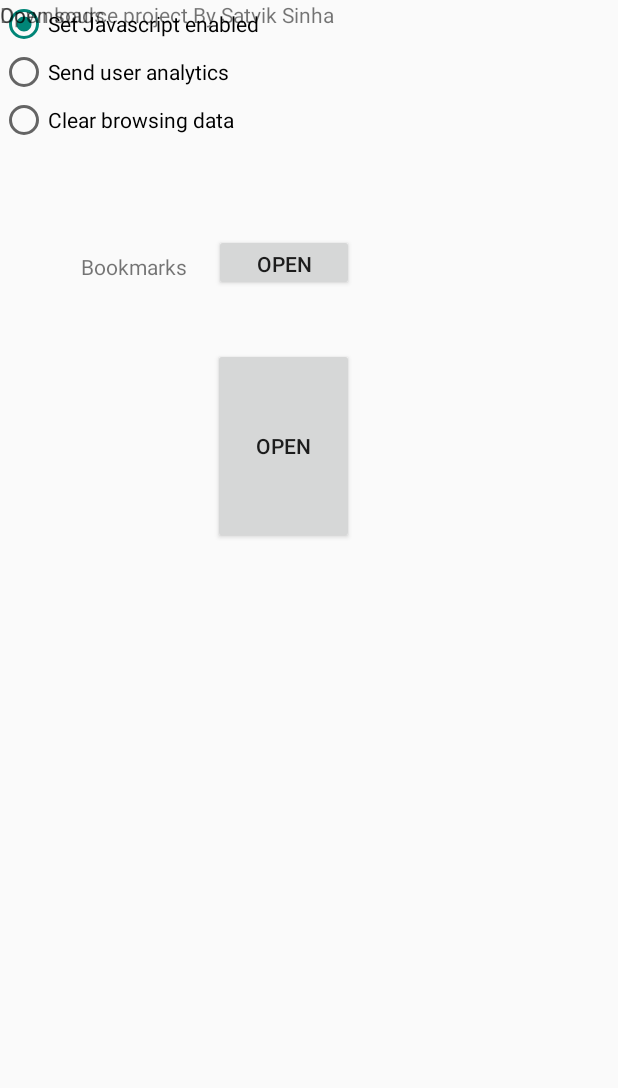
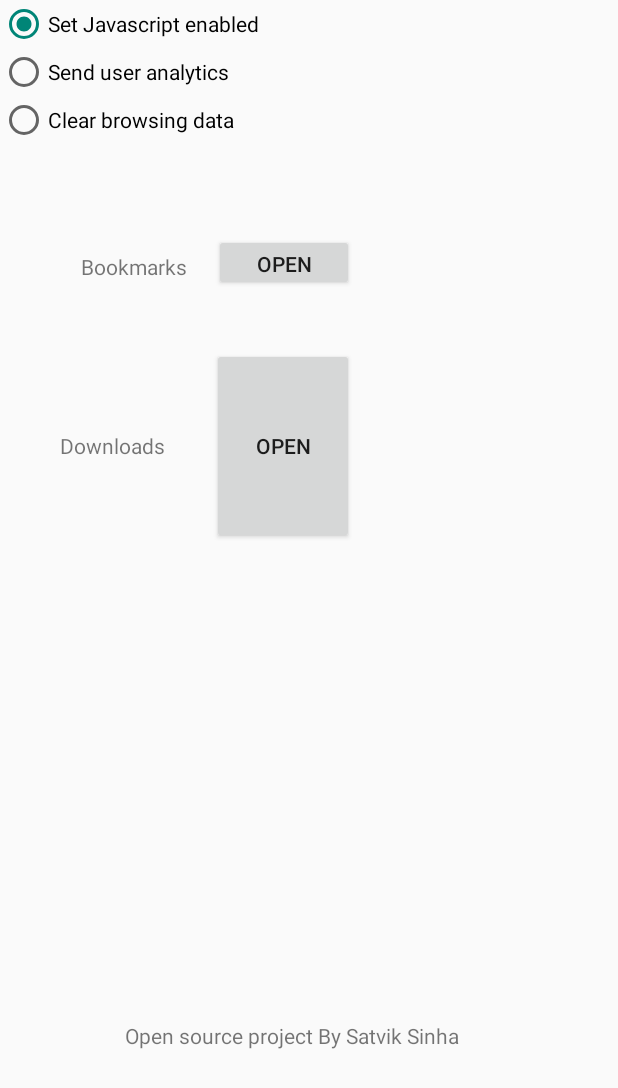
Before and after one commit to satviksinha12/WEBROWSE, an Android app: the MainActivity2 screen opened directly, with no data from a screen before it, on a phone screen of 412 x 824 dp. Shown: the top 1088 px of the screen. Run offline under Robolectric (Android 15) with nearby library versions, the phone set to English and light mode, and no system bars.

Commit message:
Brought changes

```diff
--- a/app/src/main/res/layout/activity_main2.xml
+++ b/app/src/main/res/layout/activity_main2.xml
@@ -62,27 +62,38 @@
 
     <Button
         android:id="@+id/button3"
-        android:layout_width="94dp"
+        android:layout_width="0dp"
         android:layout_height="0dp"
+        android:layout_marginEnd="176dp"
+        android:layout_marginRight="176dp"
         android:layout_marginBottom="461dp"
         android:text="Open"
         app:layout_constraintBottom_toBottomOf="parent"
-        app:layout_constraintEnd_toEndOf="@+id/button2"
+        app:layout_constraintEnd_toEndOf="parent"
+        app:layout_constraintStart_toEndOf="@+id/textView2"
         app:layout_constraintTop_toBottomOf="@+id/radioGroup" />
 
     <TextView
         android:id="@+id/textView2"
         android:layout_width="wrap_content"
         android:layout_height="wrap_content"
+        android:layout_marginStart="40dp"
+        android:layout_marginLeft="40dp"
+        android:layout_marginEnd="31dp"
+        android:layout_marginRight="31dp"
         android:text="Downloads"
-        tools:layout_editor_absoluteX="40dp"
-        tools:layout_editor_absoluteY="240dp" />
+        app:layout_constraintBaseline_toBaselineOf="@+id/button3"
+        app:layout_constraintEnd_toStartOf="@+id/button3"
+        app:layout_constraintStart_toStartOf="parent" />
 
     <TextView
         android:id="@+id/textView3"
         android:layout_width="wrap_content"
         android:layout_height="wrap_content"
+        android:layout_marginStart="83dp"
+        android:layout_marginLeft="83dp"
+        android:layout_marginBottom="124dp"
         android:text="Open source project By Satvik Sinha"
-        tools:layout_editor_absoluteX="83dp"
-        tools:layout_editor_absoluteY="588dp" />
+        app:layout_constraintBottom_toBottomOf="parent"
+        app:layout_constraintStart_toStartOf="parent" />
 </androidx.constraintlayout.widget.ConstraintLayout>
```
